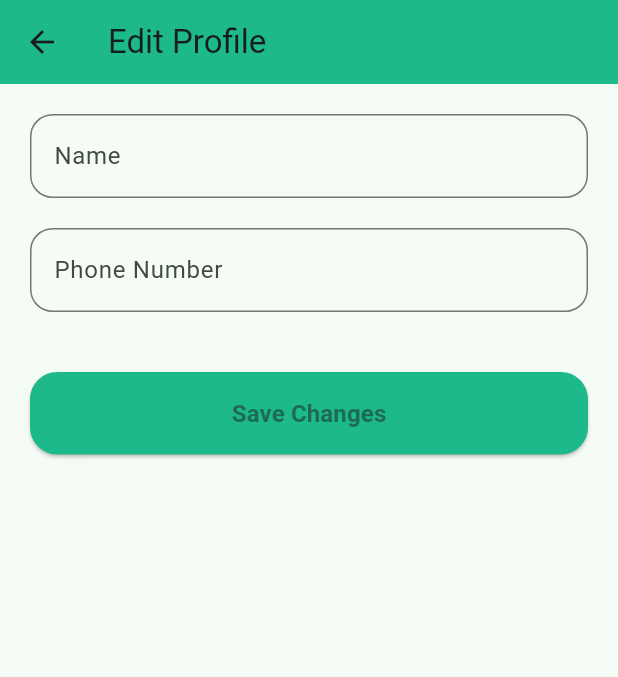
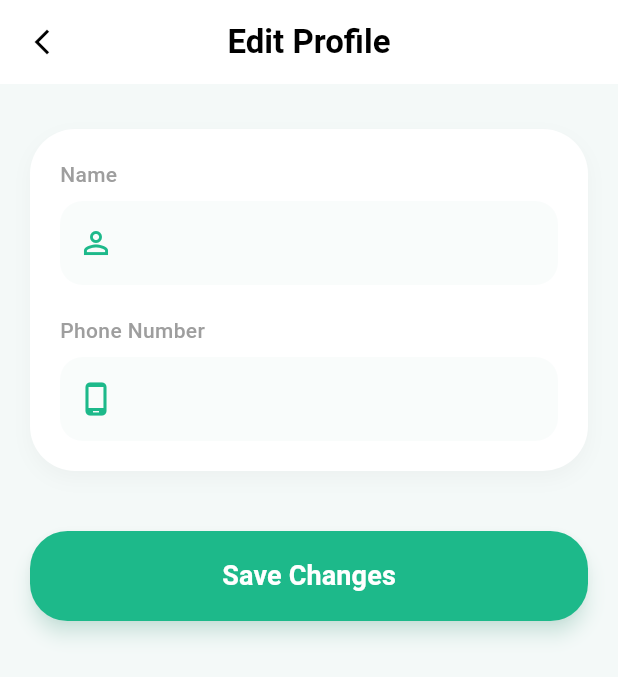
Before and after one commit to ShintoSebastian/TwinMart, a Flutter app: the EditProfileScreen screen opened directly with empty values, on a phone screen of 412 x 824 dp. Shown: the top 677 px of the screen. Run offline on Flutter 3.47's test engine with Material 3 defaults, Android fonts, the light colour scheme and no system bars; our stand-ins replace cloud_firestore, firebase_auth, firebase_core; missing offline and left inert: mobile_scanner; accounts and stored records are empty.

Commit message:
Updated Profile UI and enabled Address sub-collections

```diff
--- a/lib/edit_profile_screen.dart
+++ b/lib/edit_profile_screen.dart
@@ -18,6 +18,7 @@ class EditProfileScreen extends StatefulWidget {
 
 class _EditProfileScreenState extends State<EditProfileScreen> {
   final Color twinGreen = const Color(0xFF1DB98A);
+  final Color bgLight = const Color(0xFFF4F9F8); // Matching profile bg
 
   late TextEditingController nameController;
   late TextEditingController phoneController;
@@ -37,6 +38,7 @@ class _EditProfileScreenState extends State<EditProfileScreen> {
 
     setState(() => isSaving = true);
 
+    try {
       await FirebaseFirestore.instance
           .collection('users')
           .doc(user.uid)
@@ -47,32 +49,67 @@ class _EditProfileScreenState extends State<EditProfileScreen> {
 
       if (!mounted) return;
       Navigator.pop(context);
+    } catch (e) {
+      setState(() => isSaving = false);
+      // Optional: Add a snackbar here to show the error
+    }
   }
 
   @override
   Widget build(BuildContext context) {
     return Scaffold(
+      backgroundColor: bgLight, // UI matching background
       appBar: AppBar(
-        title: const Text("Edit Profile"),
-        backgroundColor: twinGreen,
+        title: const Text("Edit Profile",
+          style: TextStyle(color: Colors.black, fontWeight: FontWeight.bold)),
+        backgroundColor: Colors.white,
+        elevation: 0,
+        centerTitle: true,
+        leading: IconButton(
+          icon: const Icon(Icons.arrow_back_ios_new, color: Colors.black, size: 20),
+          onPressed: () => Navigator.pop(context),
         ),
-      body: Padding(
+      ),
+      body: SingleChildScrollView(
         padding: const EdgeInsets.all(20),
         child: Column(
           children: [
-            _inputField("Name", nameController),
+            const SizedBox(height: 10),
+            // ✅ White container matching the "Settings" card UI
+            Container(
+              padding: const EdgeInsets.all(20),
+              decoration: BoxDecoration(
+                color: Colors.white,
+                borderRadius: BorderRadius.circular(30),
+                boxShadow: [
+                  BoxShadow(
+                    color: Colors.black.withOpacity(0.03),
+                    blurRadius: 10,
+                    offset: const Offset(0, 5),
+                  )
+                ],
+              ),
+              child: Column(
+                children: [
+                  _inputField("Name", nameController, Icons.person_outline),
                   const SizedBox(height: 20),
-            _inputField("Phone Number", phoneController,
+                  _inputField("Phone Number", phoneController, Icons.phone_android_outlined,
                       keyboard: TextInputType.phone),
+                ],
+              ),
+            ),
             const SizedBox(height: 40),
+            // ✅ Updated Save Button
             SizedBox(
               width: double.infinity,
-              height: 55,
+              height: 60,
               child: ElevatedButton(
                 style: ElevatedButton.styleFrom(
                   backgroundColor: twinGreen,
                   shape: RoundedRectangleBorder(
-                      borderRadius: BorderRadius.circular(18)),
+                      borderRadius: BorderRadius.circular(25)),
+                  elevation: 5,
+                  shadowColor: twinGreen.withOpacity(0.3),
                 ),
                 onPressed: isSaving ? null : _saveProfile,
                 child: isSaving
@@ -80,7 +117,9 @@ class _EditProfileScreenState extends State<EditProfileScreen> {
                     : const Text(
                         "Save Changes",
                         style: TextStyle(
-                            fontSize: 16, fontWeight: FontWeight.bold),
+                            color: Colors.white,
+                            fontSize: 18,
+                            fontWeight: FontWeight.bold),
                       ),
               ),
             )
@@ -90,16 +129,29 @@ class _EditProfileScreenState extends State<EditProfileScreen> {
     );
   }
 
-  Widget _inputField(String label, TextEditingController controller,
+  Widget _inputField(String label, TextEditingController controller, IconData icon,
       {TextInputType keyboard = TextInputType.text}) {
-    return TextField(
+    return Column(
+      crossAxisAlignment: CrossAxisAlignment.start,
+      children: [
+        Text(label, style: const TextStyle(fontSize: 14, color: Colors.grey, fontWeight: FontWeight.w500)),
+        const SizedBox(height: 8),
+        TextField(
           controller: controller,
           keyboardType: keyboard,
+          style: const TextStyle(fontWeight: FontWeight.bold),
           decoration: InputDecoration(
-        labelText: label,
+            prefixIcon: Icon(icon, color: twinGreen),
+            filled: true,
+            fillColor: bgLight.withOpacity(0.5),
             border: OutlineInputBorder(
-            borderRadius: BorderRadius.circular(15)),
+              borderRadius: BorderRadius.circular(15),
+              borderSide: BorderSide.none,
             ),
+            contentPadding: const EdgeInsets.symmetric(vertical: 16),
+          ),
+        ),
+      ],
     );
   }
 }
```
Also changed, not shown: lib/order_history_screen.dart (added, +76 -0 lines), lib/payment_methods_screen.dart (added, +133 -0 lines), lib/profile_screen.dart (+28 -16 lines), lib/saved_addresses_screen.dart (added, +249 -0 lines). Lines whose indentation alone changed are shown as unchanged.
